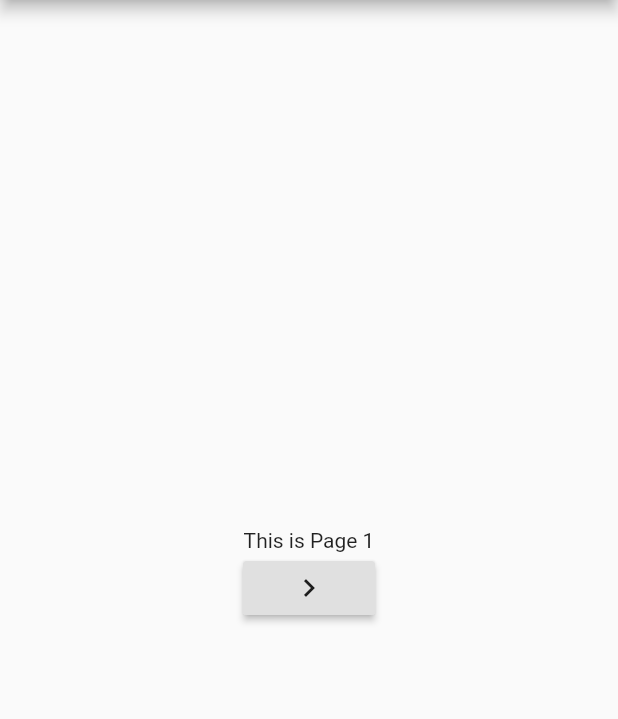
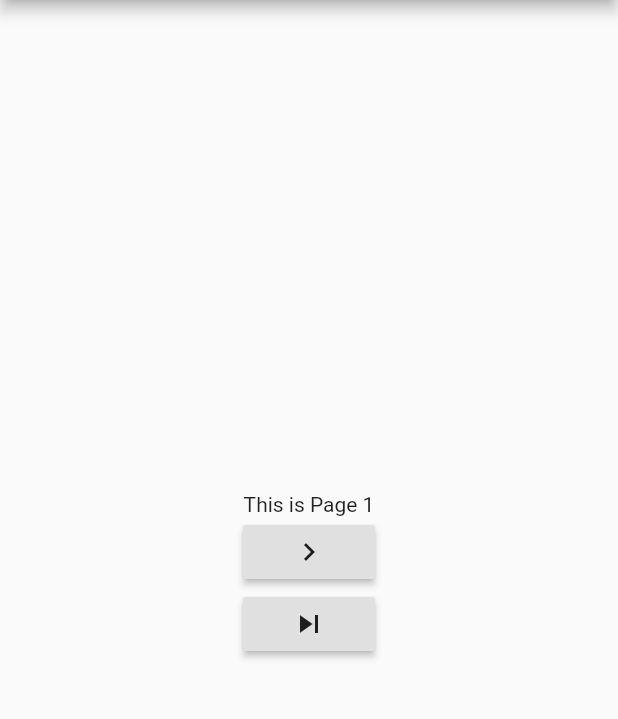
Before and after one commit to blackmenthor/flutter-navigation-redux, a Flutter app: the screen it shows after launch, on a phone screen of 412 x 824 dp, the part 84-803 px from its top. Run offline on Flutter 3.47's test engine with Material 2 defaults, Android fonts, the phone set to English and light mode, and no system bars; our stand-ins replace flutter_redux, redux.

Commit message:
added navigateToNextAndReplace

```diff
--- a/lib/redux/actions.dart
+++ b/lib/redux/actions.dart
@@ -9,4 +9,12 @@ class NavigateToNext {
 
 }
 
+class NavigateToNextAndReplace {
+
+  NavigateToNextAndReplace({@required this.destination});
+
+  final Destination destination;
+
+}
+
 class NavigateBack {}
--- a/lib/ui/page_1.dart
+++ b/lib/ui/page_1.dart
@@ -11,9 +11,16 @@ class Page1 extends StatefulWidget {
 
 class _Page1State extends State<Page1> {
 
+  Future<bool> onBackPressed(BuildContext context) {
+    StoreProvider.of(context).dispatch(NavigateBack());
+    return Future.value(false);
+  }
+
   @override
   Widget build(BuildContext context) {
-    return Scaffold(
+    return WillPopScope(
+      onWillPop: () => onBackPressed(context),
+      child: Scaffold(
         appBar: AppBar(
           automaticallyImplyLeading: false,
           title: Text("Flutter Redux Navigation")
@@ -29,7 +36,12 @@ class _Page1State extends State<Page1> {
                     child: Icon(Icons.navigate_next),
                     onPressed: () => StoreProvider.of(context).dispatch(NavigateToNext(destination: Destination.PAGE_2))
                 ),
+                RaisedButton(
+                    child: Icon(Icons.skip_next),
+                    onPressed: () => StoreProvider.of(context).dispatch(NavigateToNextAndReplace(destination: Destination.PAGE_2))
+                ),
               ],
+            ),
           ),
         ),
       ),
```
Also changed, not shown: lib/redux/middlewares.dart (+14 -2 lines), lib/converter/DestinationToWidgetConverter.dart (renamed from lib/redux/DestinationToWidgetConverter.dart). Lines whose indentation alone changed are shown as unchanged.
